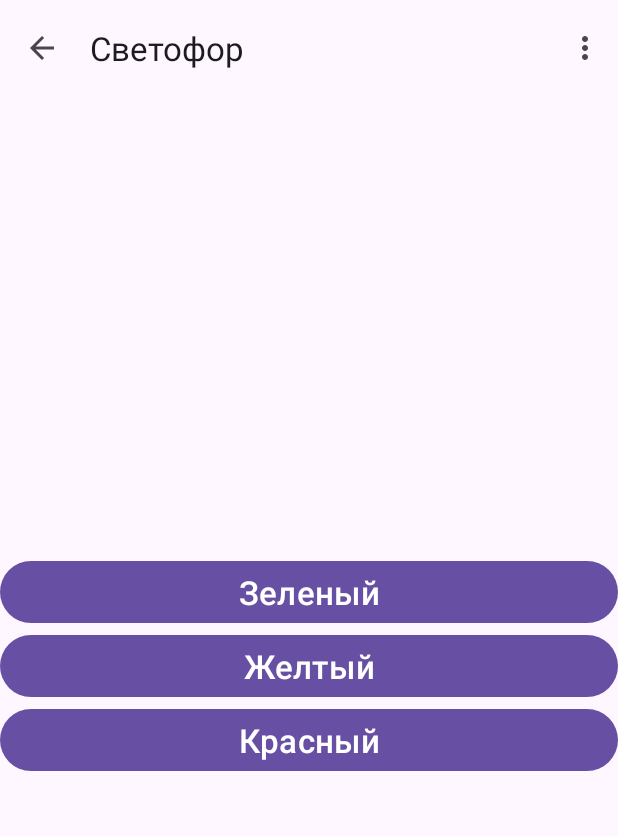
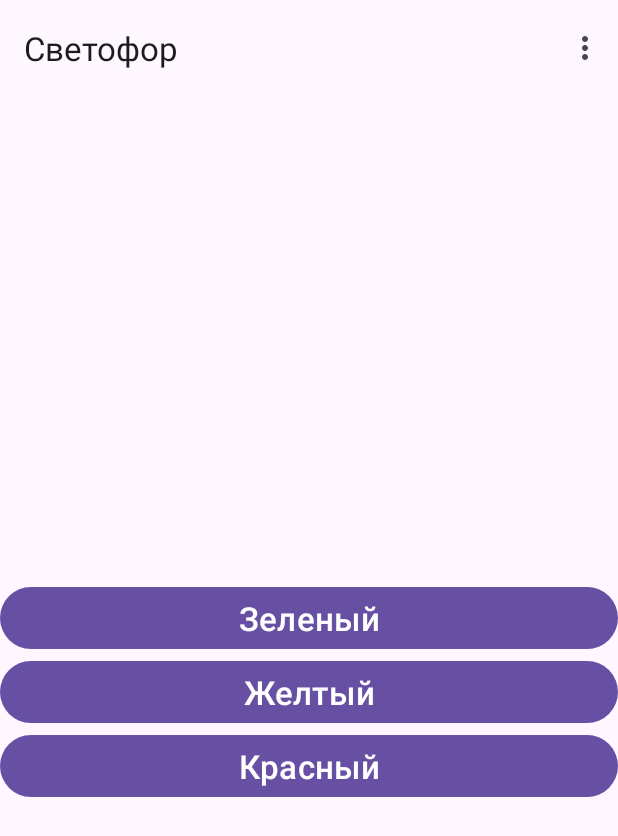
Before and after one commit to adievskiy/TrafficLights, an Android app: the screen it shows after launch (MainActivity), on a phone screen of 412 x 824 dp. Shown: the top 836 px of the screen. Run offline under Robolectric (Android 15) with nearby library versions, the phone set to English and light mode, and no system bars.

```diff
--- a/app/src/main/java/com/example/trafficlights/MainActivity.kt
+++ b/app/src/main/java/com/example/trafficlights/MainActivity.kt
@@ -1,8 +1,6 @@
 package com.example.trafficlights
 
 import android.os.Bundle
-import android.view.Menu
-import android.view.MenuItem
 import androidx.activity.enableEdgeToEdge
 import androidx.appcompat.app.AppCompatActivity
 import androidx.core.view.ViewCompat
@@ -10,30 +8,14 @@ import androidx.core.view.WindowInsetsCompat
 import com.example.trafficlights.databinding.ActivityMainBinding
 
 class MainActivity : AppCompatActivity() {
-
-    private lateinit var binding: ActivityMainBinding
-
     override fun onCreate(savedInstanceState: Bundle?) {
         super.onCreate(savedInstanceState)
         enableEdgeToEdge()
-        binding = ActivityMainBinding.inflate(layoutInflater)
-        setContentView(binding.root)
-
-        setSupportActionBar(binding.toolbar)
-        supportActionBar?.setDisplayHomeAsUpEnabled(true)
-        supportActionBar?.setHomeButtonEnabled(true)
-    }
-
-    override fun onCreateOptionsMenu(menu: Menu?): Boolean {
-        menuInflater.inflate(R.menu.menu_item, menu)
-        return super.onCreateOptionsMenu(menu)
-    }
-
-    override fun onOptionsItemSelected(item: MenuItem): Boolean {
-        when (item.itemId) {
-            android.R.id.home -> finish()
-            R.id.exit -> finishAffinity()
+        setContentView(R.layout.activity_main)
+        ViewCompat.setOnApplyWindowInsetsListener(findViewById(R.id.main)) { v, insets ->
+            val systemBars = insets.getInsets(WindowInsetsCompat.Type.systemBars())
+            v.setPadding(systemBars.left, systemBars.top, systemBars.right, systemBars.bottom)
+            insets
         }
-        return super.onOptionsItemSelected(item)
     }
 }
--- a/app/src/main/java/com/example/trafficlights/TrafficLightsFragment.kt
+++ b/app/src/main/java/com/example/trafficlights/TrafficLightsFragment.kt
@@ -3,8 +3,12 @@ package com.example.trafficlights
 import android.os.Bundle
 import androidx.fragment.app.Fragment
 import android.view.LayoutInflater
+import android.view.Menu
+import android.view.MenuInflater
+import android.view.MenuItem
 import android.view.View
 import android.view.ViewGroup
+import androidx.appcompat.app.AppCompatActivity
 import androidx.navigation.fragment.FragmentNavigatorExtras
 import androidx.navigation.fragment.findNavController
 import com.example.trafficlights.databinding.FragmentTrafficLightsBinding
@@ -24,6 +28,9 @@ class TrafficLightsFragment : Fragment() {
 
     override fun onViewCreated(view: View, savedInstanceState: Bundle?) {
         super.onViewCreated(view, savedInstanceState)
+
+        (activity as AppCompatActivity).setSupportActionBar(binding.trafficLightsToolbar)
+        setHasOptionsMenu(true)
 
         binding.greenLightBTN.setOnClickListener {
             val text = binding.greenLightBTN.text.toString()
@@ -52,4 +59,17 @@ class TrafficLightsFragment : Fragment() {
             findNavController().navigate(action, extras)
         }
     }
+    @Deprecated("Deprecated in Java")
+    override fun onCreateOptionsMenu(menu: Menu, inflater: MenuInflater) {
+        inflater.inflate(R.menu.menu_item, menu)
+        super.onCreateOptionsMenu(menu, inflater)
+    }
+
+    @Deprecated("Deprecated in Java")
+    override fun onOptionsItemSelected(item: MenuItem): Boolean {
+        when (item.itemId) {
+            R.id.exit -> requireActivity().finishAffinity()
+        }
+        return super.onOptionsItemSelected(item)
+    }
 }
--- /dev/null
+++ b/app/src/main/res/drawable/ic_back.xml
@@ -0,0 +1,5 @@
+<vector xmlns:android="http://schemas.android.com/apk/res/android" android:autoMirrored="true" android:height="24dp" android:tint="#000000" android:viewportHeight="24" android:viewportWidth="24" android:width="24dp">
+
+    <path android:fillColor="@android:color/white" android:pathData="M20,11H7.83l5.59,-5.59L12,4l-8,8 8,8 1.41,-1.41L7.83,13H20v-2z"/>
+
+</vector>
--- a/app/src/main/res/layout/activity_main.xml
+++ b/app/src/main/res/layout/activity_main.xml
@@ -5,15 +5,7 @@
     android:id="@+id/main"
     android:layout_width="match_parent"
     android:layout_height="match_parent"
-    android:orientation="vertical"
-    tools:context=".MainActivity"
-    android:layout_marginTop="15dp">
-
-    <androidx.appcompat.widget.Toolbar
-        android:id="@+id/toolbar"
-        android:layout_width="match_parent"
-        android:layout_height="wrap_content"
-        app:title="@string/titleToolbar"/>
+    tools:context=".MainActivity">
 
     <androidx.fragment.app.FragmentContainerView
         android:id="@+id/fragmentContainerView"
@@ -21,12 +13,7 @@
         android:layout_width="match_parent"
         android:layout_height="match_parent"
         app:defaultNavHost="true"
-        app:layout_constraintBottom_toBottomOf="parent"
-        app:layout_constraintEnd_toEndOf="parent"
-        app:layout_constraintTop_toTopOf="parent"
-        app:layout_constraintStart_toStartOf="parent"
-        app:navGraph="@navigation/nav_graph"
-        android:layout_below="@id/toolbar"/>
+        app:navGraph="@navigation/nav_graph" />
 
 
 </RelativeLayout>
--- a/app/src/main/res/layout/fragment_traffic_lights.xml
+++ b/app/src/main/res/layout/fragment_traffic_lights.xml
@@ -1,11 +1,16 @@
 <?xml version="1.0" encoding="utf-8"?>
-<LinearLayout xmlns:android="http://schemas.android.com/apk/res/android"
+<RelativeLayout xmlns:android="http://schemas.android.com/apk/res/android"
     xmlns:tools="http://schemas.android.com/tools"
     android:layout_width="match_parent"
     android:layout_height="match_parent"
-    tools:context=".TrafficLightsFragment"
-    android:orientation="vertical"
-    android:gravity="center">
+    xmlns:app="http://schemas.android.com/apk/res-auto"
+    tools:context=".TrafficLightsFragment">
+
+    <androidx.appcompat.widget.Toolbar
+        android:id="@+id/trafficLightsToolbar"
+        android:layout_width="match_parent"
+        android:layout_height="wrap_content"
+        app:title="@string/titleToolbar"/>
 
     <Button
         android:id="@+id/greenLightBTN"
@@ -13,7 +18,8 @@
         android:layout_height="wrap_content"
         android:text="@string/textGreen"
         android:textSize="22sp"
-        android:transitionName="greenButton"/>
+        android:transitionName="greenButton"
+        android:layout_centerInParent="true"/>
 
     <Button
         android:id="@+id/yellowLightBTN"
@@ -21,7 +27,8 @@
         android:layout_height="wrap_content"
         android:text="@string/textYellow"
         android:textSize="22sp"
-        android:transitionName="yellowButton"/>
+        android:transitionName="yellowButton"
+        android:layout_below="@id/greenLightBTN"/>
 
     <Button
         android:id="@+id/redLightBTN"
@@ -29,6 +36,7 @@
         android:layout_height="wrap_content"
         android:text="@string/textRed"
         android:textSize="22sp"
-        android:transitionName="redButton"/>
+        android:transitionName="redButton"
+        android:layout_below="@id/yellowLightBTN"/>
 
-</LinearLayout>
+</RelativeLayout>
--- a/app/src/main/res/navigation/nav_graph.xml
+++ b/app/src/main/res/navigation/nav_graph.xml
@@ -19,11 +19,20 @@
             app:popExitAnim="@anim/slide_out_right" />
         <action
             android:id="@+id/action_trafficLightsFragment_to_redFragment"
-            app:destination="@id/redFragment" />
+            app:destination="@id/redFragment"
+            app:enterAnim="@anim/slide_in_right"
+            app:exitAnim="@anim/slide_out_left"
+            app:popEnterAnim="@anim/slide_in_left"
+            app:popExitAnim="@anim/slide_out_right" />
         <action
             android:id="@+id/action_trafficLightsFragment_to_yellowFragment"
-            app:destination="@id/yellowFragment" />
+            app:destination="@id/yellowFragment"
+            app:enterAnim="@anim/slide_in_right"
+            app:exitAnim="@anim/slide_out_left"
+            app:popEnterAnim="@anim/slide_in_left"
+            app:popExitAnim="@anim/slide_out_right" />
     </fragment>
+
     <fragment
         android:id="@+id/greenFragment"
         android:name="com.example.trafficlights.GreenFragment"
@@ -35,6 +44,7 @@
             android:defaultValue="ApplicationAndroid" />
 
     </fragment>
+
     <fragment
         android:id="@+id/redFragment"
         android:name="com.example.trafficlights.RedFragment"
```
Also changed, not shown: app/src/main/java/com/example/trafficlights/GreenFragment.kt (+26 -0 lines), app/src/main/java/com/example/trafficlights/RedFragment.kt (+25 -0 lines), app/src/main/java/com/example/trafficlights/YellowFragment.kt (+27 -1 lines), app/src/main/res/layout/fragment_green.xml (+7 -0 lines), app/src/main/res/layout/fragment_red.xml (+7 -0 lines), app/src/main/res/layout/fragment_yellow.xml (+7 -0 lines).
